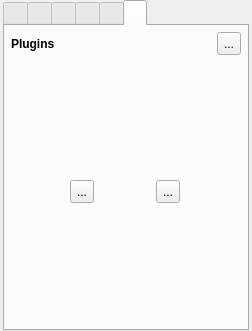
The window that src/MixingToolboxWidget.ui (markus-wa/glmixer-mirror) describes before a commit, drawn with Qt 5.
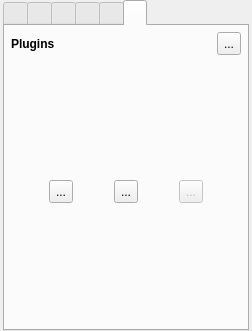
The same window after the commit. The open tabs and pages were chosen to show the change. Icons and pictures are not drawn.

Commit message: Improved GUI for Plugin Browser (added remove plugin button, added enable option inline with item, added icon on delete action).

What changed in the file:
```diff
--- a/src/MixingToolboxWidget.ui
+++ b/src/MixingToolboxWidget.ui
@@ -2106,6 +2106,26 @@
             </property>
            </widget>
           </item>
+          <item>
+           <widget class="QToolButton" name="removePlugin">
+            <property name="enabled">
+             <bool>false</bool>
+            </property>
+            <property name="text">
+             <string>...</string>
+            </property>
+            <property name="icon">
+             <iconset resource="../icons.qrc">
+              <normaloff>:/glmixer/icons/fileclose.png</normaloff>:/glmixer/icons/fileclose.png</iconset>
+            </property>
+            <property name="iconSize">
+             <size>
+              <width>24</width>
+              <height>24</height>
+             </size>
+            </property>
+           </widget>
+          </item>
          </layout>
         </widget>
        </item>
```
Left out of the diff: 16 changed lines with no effect on the pictures. The commit also changes 5 other files.
